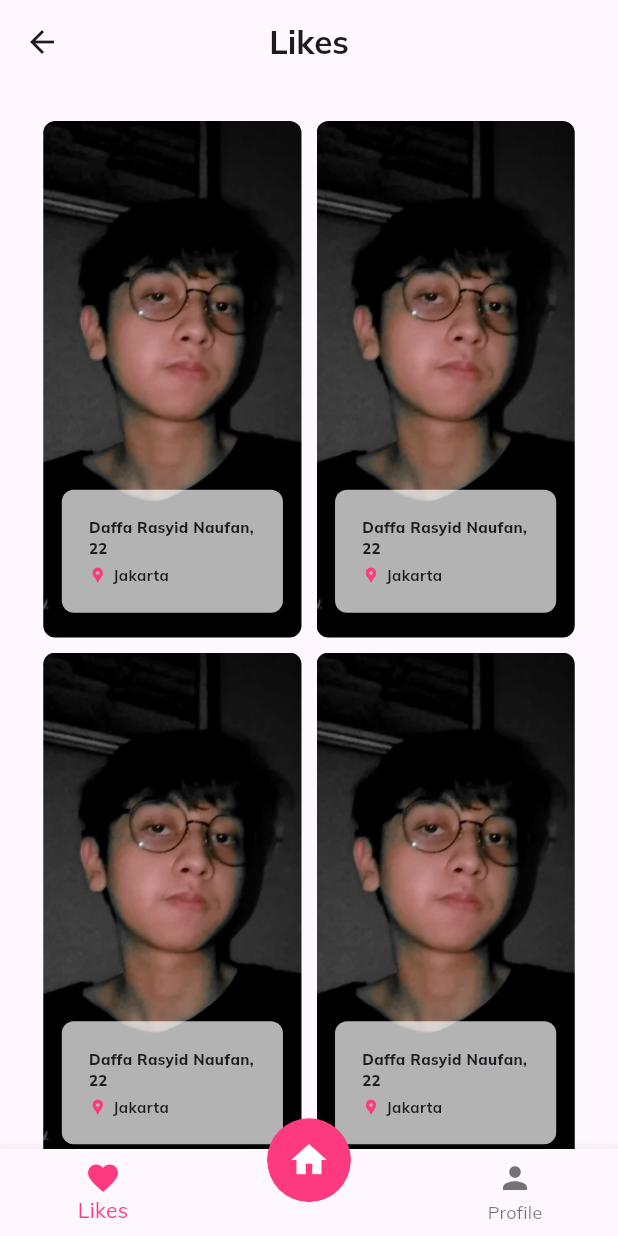
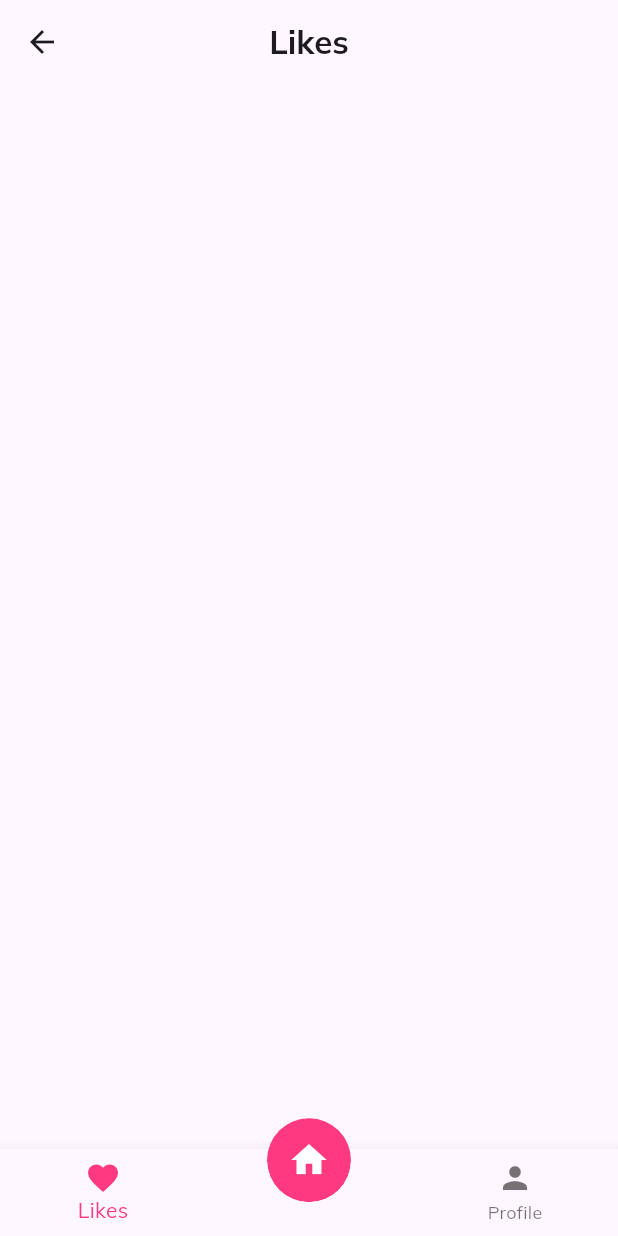
Before and after one commit to dappras/tander_dating_app, a Flutter app: the LikesPage screen opened by its route, on a phone screen of 412 x 824 dp. Run offline on Flutter 3.47's test engine with Material 3 defaults, Android fonts, the phone set to English and light mode, and no system bars; our stand-ins replace flutter_svg, get, get_storage; accounts and stored records are empty.

Commit message:
integrate likes page

```diff
--- /dev/null
+++ b/lib/controller/likes_controller.dart
@@ -0,0 +1,13 @@
+import 'package:get/get.dart';
+import 'package:get_storage/get_storage.dart';
+
+class LikesController extends GetxController {
+  var storage = GetStorage();
+  var listUser = [].obs;
+
+  @override
+  void onInit() {
+    listUser.value = storage.read('listUser') ?? [];
+    super.onInit();
+  }
+}
--- a/lib/pages/likes.dart
+++ b/lib/pages/likes.dart
@@ -1,4 +1,5 @@
 import 'package:dating_app_clone/components/template.dart';
+import 'package:dating_app_clone/controller/likes_controller.dart';
 import 'package:dating_app_clone/routes/route_name.dart';
 import 'package:flutter/material.dart';
 import 'package:get/get.dart';
@@ -86,7 +87,12 @@ class LikesPage extends StatelessWidget {
   }
 
   Widget body(BuildContext context) {
-    return GridView.builder(
+    var likesCont = Get.put(LikesController());
+
+    return likesCont.listUser.isNotEmpty
+        ? Obx(() => Padding(
+              padding: const EdgeInsets.only(bottom: 16),
+              child: GridView.builder(
                 gridDelegate: const SliverGridDelegateWithFixedCrossAxisCount(
                   // Atur jumlah item dalam satu baris
                   crossAxisCount: 2,
@@ -95,10 +101,13 @@ class LikesPage extends StatelessWidget {
                   // Atur jarak antara item di baris
                   crossAxisSpacing: 10,
                   // Atur jarak antara item di kolom
-        mainAxisSpacing: 10,
+                  mainAxisSpacing: 12,
                 ),
-      itemCount: 8, // Jumlah total item dalam grid
+                itemCount:
+                    likesCont.listUser.length, // Jumlah total item dalam grid
                 itemBuilder: (BuildContext context, int index) {
+                  dynamic item = likesCont.listUser[index];
+
                   return Stack(
                     children: [
                       Container(
@@ -107,9 +116,10 @@ class LikesPage extends StatelessWidget {
                         height: MediaQuery.of(context).size.height * 0.7,
                         width: MediaQuery.of(context).size.width * 1,
                         child: ClipRRect(
-                borderRadius: const BorderRadius.all(Radius.circular(8)),
-                child: Image.asset(
-                  'assets/images/sample_image.jpg',
+                          borderRadius:
+                              const BorderRadius.all(Radius.circular(8)),
+                          child: Image.network(
+                            "${item['picture']['large']}",
                             fit: BoxFit.cover,
                           ),
                         ),
@@ -121,16 +131,17 @@ class LikesPage extends StatelessWidget {
                         child: Container(
                           decoration: BoxDecoration(
                             color: Colors.white.withOpacity(0.7),
-                  borderRadius: const BorderRadius.all(Radius.circular(8)),
+                            borderRadius:
+                                const BorderRadius.all(Radius.circular(8)),
                           ),
                           padding: const EdgeInsets.all(18),
                           child: Column(
                             mainAxisAlignment: MainAxisAlignment.start,
                             crossAxisAlignment: CrossAxisAlignment.start,
                             children: [
-                    const Text(
-                      "Daffa Rasyid Naufan, 22",
-                      style: TextStyle(
+                              Text(
+                                "${item['name']['first']} ${item['name']['last']}, ${item['dob']['age']}",
+                                style: const TextStyle(
                                   fontSize: 10,
                                   fontWeight: FontWeight.w800,
                                 ),
@@ -150,11 +161,12 @@ class LikesPage extends StatelessWidget {
                                       ),
                                     ),
                                     SizedBox(
-                            width: MediaQuery.of(context).size.width * 0.2,
-                            child: const Text(
-                              "Jakarta",
+                                      width: MediaQuery.of(context).size.width *
+                                          0.2,
+                                      child: Text(
+                                        "${item['location']['city']}",
                                         softWrap: true,
-                              style: TextStyle(
+                                        style: const TextStyle(
                                           fontSize: 10,
                                           fontWeight: FontWeight.bold,
                                         ),
@@ -170,6 +182,8 @@ class LikesPage extends StatelessWidget {
                     ],
                   );
                 },
-    );
+              ),
+            ))
+        : Container();
   }
 }
```
Lines whose indentation alone changed are shown as unchanged.
